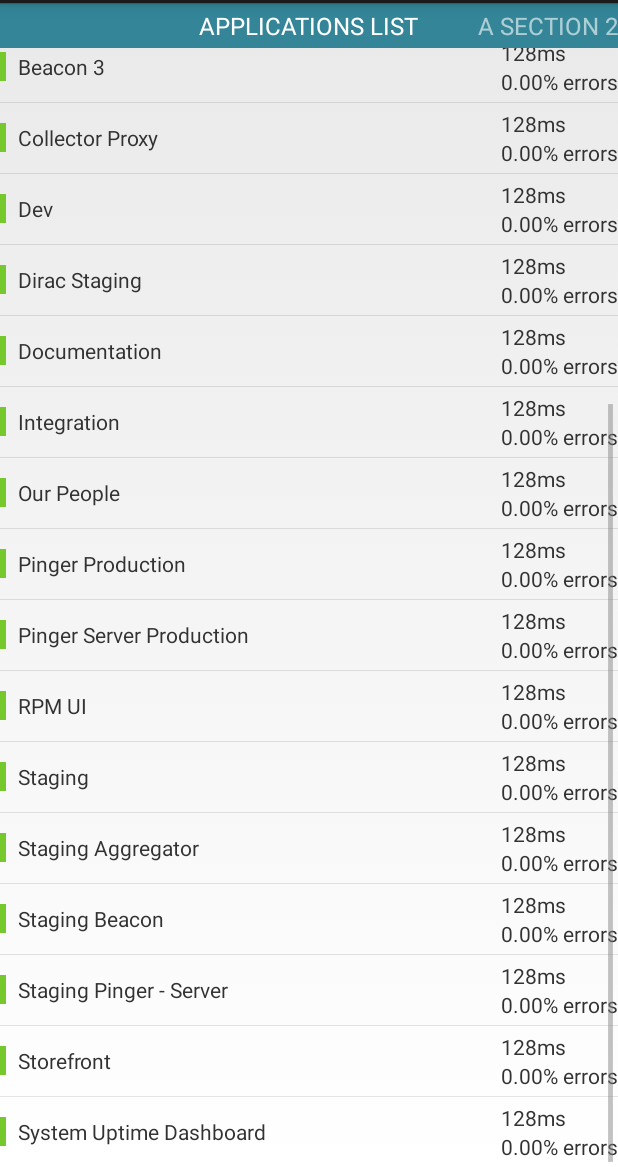
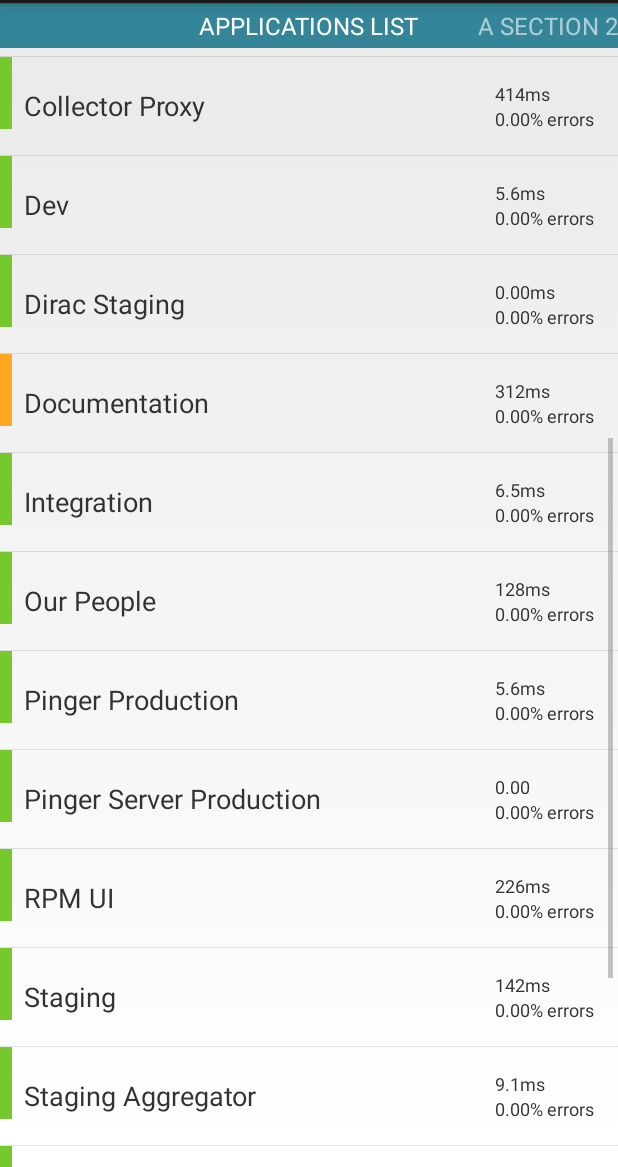
Before and after one commit to origicom/NewRelicAndroidPOC, an Android app: the screen it shows after launch (MainActivity), scrolled down 522 dp, on a phone screen of 412 x 824 dp, the part 69-1236 px from its top. Run offline under Robolectric (Android 15) with nearby library versions, the phone set to English and light mode, and no system bars; 2 statements that could not run were skipped.

Commit message:
UI tweaks for App Selection List

```diff
--- a/NewRelicAndroidPOC/src/main/java/com/arconus/newrelicpoc/fragments/ApplicationsSelectionListFragment.java
+++ b/NewRelicAndroidPOC/src/main/java/com/arconus/newrelicpoc/fragments/ApplicationsSelectionListFragment.java
@@ -28,29 +28,29 @@ public class ApplicationsSelectionListFragment extends Fragment {
     private BaseAdapter getAdapter() {
         List<ApplicationsListDataOrb> list = new ArrayList<ApplicationsListDataOrb>();
 
-        list.add(new ApplicationsListDataOrb("Aggregator", "128ms", "0.00% errors", R.color.NavDrawerGreen));
-        list.add(new ApplicationsListDataOrb("Aggregator 1", "128ms", "0.00% errors", R.color.NavDrawerGreen));
-        list.add(new ApplicationsListDataOrb("Aggregator 2", "128ms", "0.00% errors", R.color.NavDrawerGreen));
-        list.add(new ApplicationsListDataOrb("BE", "128ms", "0.00% errors", R.color.NavDrawerGreen));
-        list.add(new ApplicationsListDataOrb("BE Tracker Dashboard", "128ms", "0.00% errors", R.color.NavDrawerGreen));
-        list.add(new ApplicationsListDataOrb("Beacon 1", "128ms", "0.00% errors", R.color.NavDrawerGreen));
-        list.add(new ApplicationsListDataOrb("Beacon 2", "128ms", "0.00% errors", R.color.NavDrawerGreen));
-        list.add(new ApplicationsListDataOrb("Beacon 3", "128ms", "0.00% errors", R.color.NavDrawerGreen));
-        list.add(new ApplicationsListDataOrb("Collector Proxy", "128ms", "0.00% errors", R.color.NavDrawerGreen));
-        list.add(new ApplicationsListDataOrb("Dev", "128ms", "0.00% errors", R.color.NavDrawerGreen));
-        list.add(new ApplicationsListDataOrb("Dirac Staging", "128ms", "0.00% errors", R.color.NavDrawerGreen));
-        list.add(new ApplicationsListDataOrb("Documentation", "128ms", "0.00% errors", R.color.NavDrawerGreen));
-        list.add(new ApplicationsListDataOrb("Integration", "128ms", "0.00% errors", R.color.NavDrawerGreen));
+        list.add(new ApplicationsListDataOrb("Aggregator", "5.6ms", "0.00% errors", R.color.NavDrawerGreen));
+        list.add(new ApplicationsListDataOrb("Aggregator 1", "0.00ms", "0.00% errors", R.color.NavDrawerGreen));
+        list.add(new ApplicationsListDataOrb("Aggregator 2", "226ms", "0.00% errors", R.color.NavDrawerGreen));
+        list.add(new ApplicationsListDataOrb("BE", "142ms", "0.00% errors", R.color.NavDrawerGreen));
+        list.add(new ApplicationsListDataOrb("BE Tracker Dashboard", "9.1ms", "0.00% errors", R.color.NavDrawerGreen));
+        list.add(new ApplicationsListDataOrb("Beacon 1", "0.56ms", "0.00% errors", R.color.NavDrawerRed));
+        list.add(new ApplicationsListDataOrb("Beacon 2", "0.00ms", "0.00% errors", R.color.NavDrawerRed));
+        list.add(new ApplicationsListDataOrb("Beacon 3", "18.5ms", "0.00% errors", R.color.NavDrawerYellow));
+        list.add(new ApplicationsListDataOrb("Collector Proxy", "414ms", "0.00% errors", R.color.NavDrawerGreen));
+        list.add(new ApplicationsListDataOrb("Dev", "5.6ms", "0.00% errors", R.color.NavDrawerGreen));
+        list.add(new ApplicationsListDataOrb("Dirac Staging", "0.00ms", "0.00% errors", R.color.NavDrawerGreen));
+        list.add(new ApplicationsListDataOrb("Documentation", "312ms", "0.00% errors", R.color.NavDrawerYellow));
+        list.add(new ApplicationsListDataOrb("Integration", "6.5ms", "0.00% errors", R.color.NavDrawerGreen));
         list.add(new ApplicationsListDataOrb("Our People", "128ms", "0.00% errors", R.color.NavDrawerGreen));
-        list.add(new ApplicationsListDataOrb("Pinger Production", "128ms", "0.00% errors", R.color.NavDrawerGreen));
-        list.add(new ApplicationsListDataOrb("Pinger Server Production", "128ms", "0.00% errors", R.color.NavDrawerGreen));
-        list.add(new ApplicationsListDataOrb("RPM UI", "128ms", "0.00% errors", R.color.NavDrawerGreen));
-        list.add(new ApplicationsListDataOrb("Staging", "128ms", "0.00% errors", R.color.NavDrawerGreen));
-        list.add(new ApplicationsListDataOrb("Staging Aggregator", "128ms", "0.00% errors", R.color.NavDrawerGreen));
-        list.add(new ApplicationsListDataOrb("Staging Beacon", "128ms", "0.00% errors", R.color.NavDrawerGreen));
-        list.add(new ApplicationsListDataOrb("Staging Pinger - Server", "128ms", "0.00% errors", R.color.NavDrawerGreen));
-        list.add(new ApplicationsListDataOrb("Storefront", "128ms", "0.00% errors", R.color.NavDrawerGreen));
-        list.add(new ApplicationsListDataOrb("System Uptime Dashboard", "128ms", "0.00% errors", R.color.NavDrawerGreen));
+        list.add(new ApplicationsListDataOrb("Pinger Production", "5.6ms", "0.00% errors", R.color.NavDrawerGreen));
+        list.add(new ApplicationsListDataOrb("Pinger Server Production", "0.00", "0.00% errors", R.color.NavDrawerGreen));
+        list.add(new ApplicationsListDataOrb("RPM UI", "226ms", "0.00% errors", R.color.NavDrawerGreen));
+        list.add(new ApplicationsListDataOrb("Staging", "142ms", "0.00% errors", R.color.NavDrawerGreen));
+        list.add(new ApplicationsListDataOrb("Staging Aggregator", "9.1ms", "0.00% errors", R.color.NavDrawerGreen));
+        list.add(new ApplicationsListDataOrb("Staging Beacon", "0.56ms", "0.00% errors", R.color.NavDrawerGreen));
+        list.add(new ApplicationsListDataOrb("Staging Pinger - Server", "0.00ms", "0.00% errors", R.color.NavDrawerGreen));
+        list.add(new ApplicationsListDataOrb("Storefront", "18.6ms", "0.00% errors", R.color.NavDrawerGreen));
+        list.add(new ApplicationsListDataOrb("System Uptime Dashboard", "414ms", "0.00% errors", R.color.NavDrawerGreen));
 
         return new ApplicationsListAdapter(getActivity(), R.layout.app_selection_list_item, list);
     }
--- a/NewRelicAndroidPOC/src/main/res/layout/app_selection_list_item.xml
+++ b/NewRelicAndroidPOC/src/main/res/layout/app_selection_list_item.xml
@@ -3,14 +3,12 @@
 <RelativeLayout xmlns:android="http://schemas.android.com/apk/res/android"
               android:orientation="vertical"
               android:layout_width="match_parent"
-              android:layout_height="match_parent"
-              android:paddingTop="4dp"
-              android:paddingBottom="4dp">
+              android:layout_height="match_parent">
 
-    <TextView android:layout_width="4dp"
-              android:layout_height="match_parent"
+    <TextView android:layout_width="8dp"
+              android:layout_height="48dp"
               android:id="@+id/ap_status_indicator"
-              android:layout_centerVertical="true"/>
+              android:background="@color/NavDrawerGreen"/>
 
     <TextView
             android:layout_width="wrap_content"
@@ -20,7 +18,8 @@
             android:layout_gravity="left|center_vertical"
             android:layout_centerVertical="true"
             android:layout_toRightOf="@id/ap_status_indicator"
-            android:layout_marginLeft="8dp"/>
+            android:layout_marginLeft="8dp"
+            android:textSize="18sp"/>
 
     <LinearLayout
             android:orientation="vertical"
@@ -28,19 +27,24 @@
             android:layout_height="fill_parent"
             android:layout_gravity="center"
             android:layout_centerVertical="true"
-            android:layout_alignParentRight="true">
+            android:layout_alignParentRight="true"
+            android:layout_marginRight="16dp"
+            android:layout_marginTop="16dp"
+            android:layout_marginBottom="16dp">
 
         <TextView
                 android:layout_width="wrap_content"
                 android:layout_height="wrap_content"
                 android:text="Response Time"
-                android:id="@+id/ap_response_time"/>
+                android:id="@+id/ap_response_time"
+                android:textSize="12sp"/>
 
         <TextView
                 android:layout_width="wrap_content"
                 android:layout_height="wrap_content"
                 android:text="New Text"
-                android:id="@+id/ap_error_rate"/>
+                android:id="@+id/ap_error_rate"
+                android:textSize="12sp"/>
     </LinearLayout>
 
 </RelativeLayout>
```
